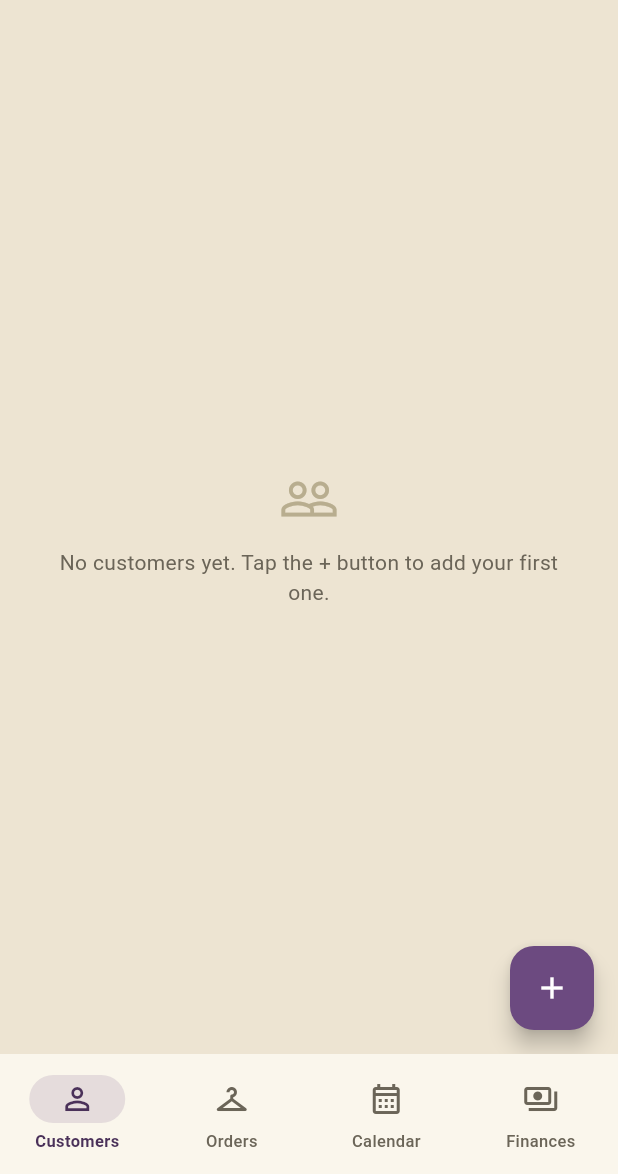
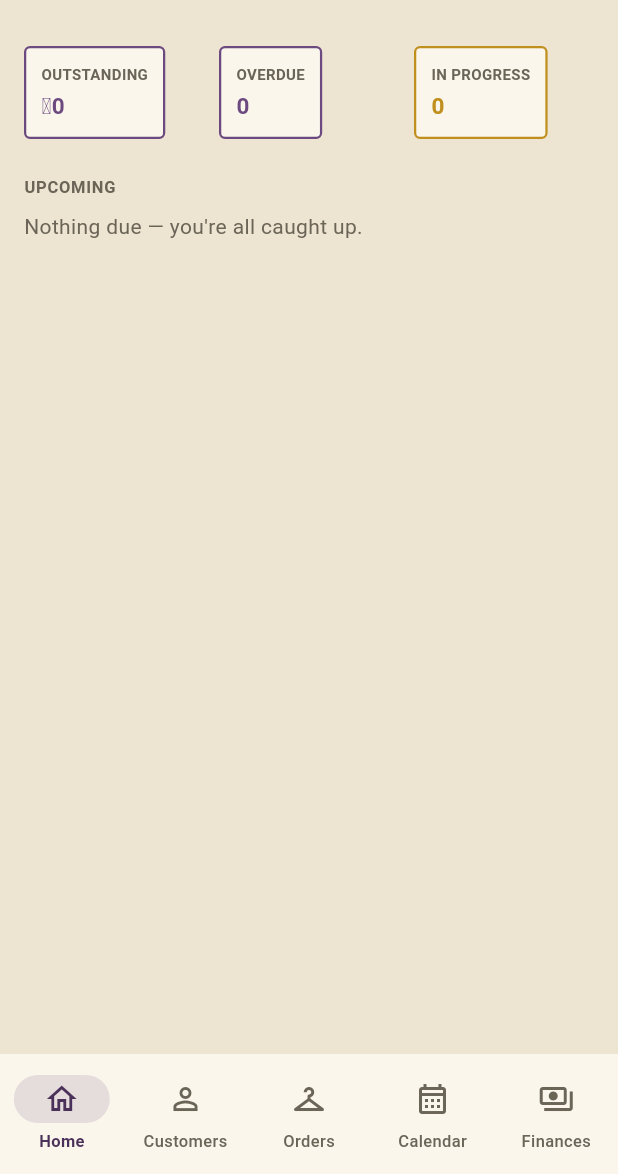
Before and after one commit to patrickangmor-del/tessy-creations-app, a Flutter app: the screen it shows after launch, on a phone screen of 412 x 824 dp, the part 62-1236 px from its top. Run offline on Flutter 3.47's test engine with Material 3 defaults, Android fonts, the phone set to English and light mode, and no system bars; our stand-ins replace file_picker, fl_chart, image_picker, share_plus, sqflite; accounts and stored records are empty.

Commit message:
Add a Home dashboard tab
New landing tab (first in the bottom nav) with an at-a-glance summary:
outstanding balance, overdue count, and in-progress count as stat
tiles, an OVERDUE section for orders past their due date and not yet
delivered, and an UPCOMING section sorted soonest-first -- so checking
what needs attention today doesn't require flipping between Calendar
and Finances.

Co-Authored-By: Claude Sonnet 5 <noreply@anthropic.com>
Claude-Session: https://claude.ai/code/session_0186RtkGrRTth4jWaZr5WDW3

```diff
--- /dev/null
+++ b/lib/screens/dashboard/dashboard_screen.dart
@@ -0,0 +1,156 @@
+import 'package:flutter/material.dart';
+import 'package:provider/provider.dart';
+
+import '../../data/models/order.dart';
+import '../../state/customers_controller.dart';
+import '../../state/orders_controller.dart';
+import '../../theme/app_theme.dart';
+import '../../utils/formatters.dart';
+import '../../widgets/cut_card.dart';
+
+/// The app's landing tab: an at-a-glance view of what needs attention
+/// today, instead of having to check Calendar and Finances separately.
+class DashboardScreen extends StatelessWidget {
+  const DashboardScreen({super.key});
+
+  @override
+  Widget build(BuildContext context) {
+    final ordersController = context.watch<OrdersController>();
+    final customersController = context.watch<CustomersController>();
+
+    if (ordersController.loading) {
+      return const Center(child: CircularProgressIndicator());
+    }
+
+    final orders = ordersController.orders;
+    final todayIso = DateTime.now().toIso8601String().substring(0, 10);
+
+    final active = orders.where((o) => o.status != orderStatuses.last).toList();
+    final overdue = active.where((o) => o.dueDate != null && o.dueDate!.compareTo(todayIso) < 0).toList()
+      ..sort((a, b) => a.dueDate!.compareTo(b.dueDate!));
+    final dueSoon =
+        active
+            .where((o) => o.dueDate != null && o.dueDate!.compareTo(todayIso) >= 0)
+            .toList()
+          ..sort((a, b) => a.dueDate!.compareTo(b.dueDate!));
+
+    final outstanding = orders.fold<double>(0, (sum, o) => sum + o.balance);
+
+    String nameFor(Order o) => customersController.byId(o.customerId)?.name ?? 'Unknown';
+
+    return ListView(
+      padding: const EdgeInsets.all(16),
+      children: [
+        Row(
+          children: [
+            Expanded(
+              child: _StatTile(
+                label: 'Outstanding',
+                value: formatMoney(outstanding),
+                accent: outstanding > 0 ? AppColors.pin : AppColors.thread,
+              ),
+            ),
+            const SizedBox(width: 10),
+            Expanded(
+              child: _StatTile(
+                label: 'Overdue',
+                value: '${overdue.length}',
+                accent: overdue.isEmpty ? AppColors.thread : AppColors.pin,
+              ),
+            ),
+            const SizedBox(width: 10),
+            Expanded(
+              child: _StatTile(label: 'In progress', value: '${active.length}', accent: AppColors.gold),
+            ),
+          ],
+        ),
+        if (overdue.isNotEmpty) ...[
+          const SizedBox(height: 24),
+          const Text('OVERDUE', style: sectionLabelStyle),
+          const SizedBox(height: 8),
+          for (final o in overdue) _OrderRow(order: o, customerName: nameFor(o), overdue: true),
+        ],
+        const SizedBox(height: 24),
+        const Text('UPCOMING', style: sectionLabelStyle),
+        const SizedBox(height: 8),
+        if (dueSoon.isEmpty)
+          const Text('Nothing due — you\'re all caught up.', style: TextStyle(color: AppColors.inkSoft))
+        else
+          for (final o in dueSoon.take(8)) _OrderRow(order: o, customerName: nameFor(o), overdue: false),
+      ],
+    );
+  }
+}
+
+class _StatTile extends StatelessWidget {
+  const _StatTile({required this.label, required this.value, required this.accent});
+
+  final String label;
+  final String value;
+  final Color accent;
+
+  @override
+  Widget build(BuildContext context) {
+    return CutCard(
+      accent: accent,
+      padding: const EdgeInsets.all(10),
+      showIcon: false,
+      child: Column(
+        crossAxisAlignment: CrossAxisAlignment.start,
+        children: [
+          Text(
+            label.toUpperCase(),
+            style: const TextStyle(fontSize: 10, fontWeight: FontWeight.w600, color: AppColors.inkSoft),
+          ),
+          const SizedBox(height: 4),
+          Text(
+            value,
+            style: TextStyle(fontSize: 15, fontWeight: FontWeight.w700, color: accent),
+            maxLines: 1,
+            overflow: TextOverflow.ellipsis,
+          ),
+        ],
+      ),
+    );
+  }
+}
+
+class _OrderRow extends StatelessWidget {
+  const _OrderRow({required this.order, required this.customerName, required this.overdue});
+
+  final Order order;
+  final String customerName;
+  final bool overdue;
+
+  @override
+  Widget build(BuildContext context) {
+    return Padding(
+      padding: const EdgeInsets.only(bottom: 8),
+      child: CutCard(
+        accent: overdue ? AppColors.pin : AppColors.dashedBorder,
+        padding: const EdgeInsets.all(10),
+        child: Row(
+          children: [
+            Expanded(
+              child: Column(
+                crossAxisAlignment: CrossAxisAlignment.start,
+                children: [
+                  Text('$customerName · ${order.dressType}', style: const TextStyle(fontWeight: FontWeight.w600)),
+                  Text(
+                    'Due ${formatDate(order.dueDate)} · ${order.status}',
+                    style: TextStyle(fontSize: 12, color: overdue ? AppColors.pin : AppColors.inkSoft),
+                  ),
+                ],
+              ),
+            ),
+            if (order.balance > 0)
+              Text(
+                formatMoney(order.balance),
+                style: const TextStyle(fontWeight: FontWeight.w600, fontFamily: 'monospace'),
+              ),
+          ],
+        ),
+      ),
+    );
+  }
+}
--- a/lib/screens/home_shell.dart
+++ b/lib/screens/home_shell.dart
@@ -3,6 +3,7 @@ import '../theme/app_theme.dart';
 import 'backup/backup_screen.dart';
 import 'calendar/calendar_screen.dart';
 import 'customers/customers_list_screen.dart';
+import 'dashboard/dashboard_screen.dart';
 import 'finances/finances_screen.dart';
 import 'orders/orders_list_screen.dart';
 
@@ -18,6 +19,7 @@ class _HomeShellState extends State<HomeShell> {
   int _index = 0;
 
   static const _tabs = [
+    _TabSpec('Home', Icons.home_outlined),
     _TabSpec('Customers', Icons.person_outline),
     _TabSpec('Orders', Icons.checkroom_outlined),
     _TabSpec('Calendar', Icons.calendar_month_outlined),
@@ -25,6 +27,7 @@ class _HomeShellState extends State<HomeShell> {
   ];
 
   static final _bodies = [
+    const DashboardScreen(),
     const CustomersListScreen(),
     const OrdersListScreen(),
     const CalendarScreen(),
```
Also changed, not shown: 1 other file.
